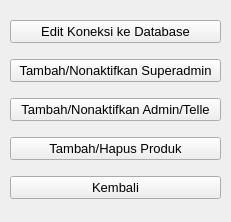
First picture: the form in mainFiles/assets/ui/superadminUi.ui, repository NathanielClarence/telemarketingdb, before the edit.
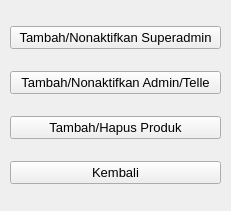
Second picture: the form after the edit.

The edit to the form file:
```diff
--- a/mainFiles/assets/ui/superadminUi.ui
+++ b/mainFiles/assets/ui/superadminUi.ui
@@ -7,7 +7,7 @@
     <x>0</x>
     <y>0</y>
     <width>231</width>
-    <height>222</height>
+    <height>211</height>
    </rect>
   </property>
   <property name="windowTitle">
@@ -19,22 +19,10 @@
      <x>10</x>
      <y>10</y>
      <width>211</width>
-     <height>201</height>
+     <height>191</height>
     </rect>
    </property>
    <layout class="QVBoxLayout" name="verticalLayout">
-    <item>
-     <widget class="QPushButton" name="btn_dbEdit">
-      <property name="font">
-       <font>
-        <pointsize>10</pointsize>
-       </font>
-      </property>
-      <property name="text">
-       <string>Edit Koneksi ke Database</string>
-      </property>
-     </widget>
-    </item>
     <item>
      <widget class="QPushButton" name="btn_addSuperadmin">
       <property name="font">
```
